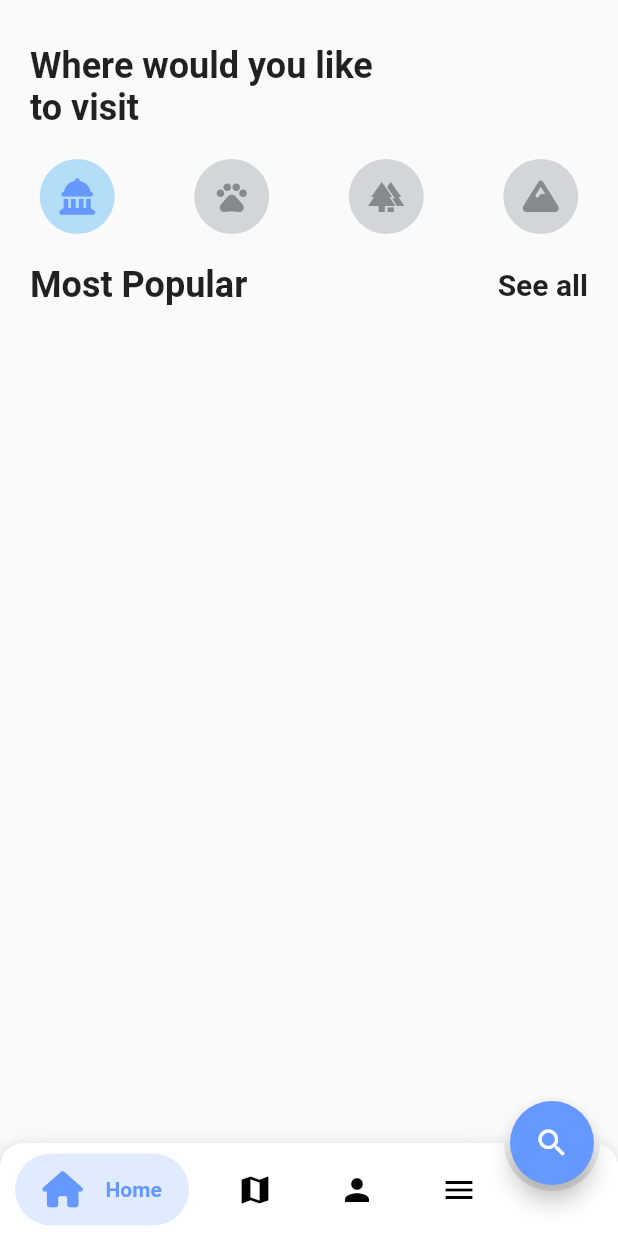
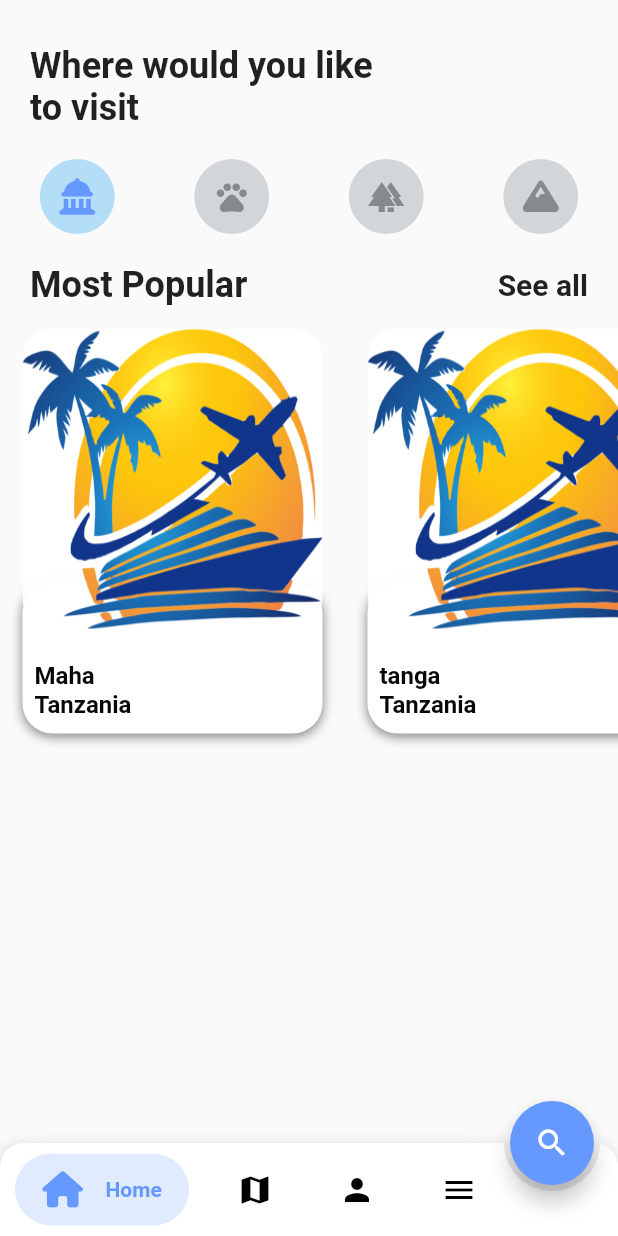
Before and after one commit to adammushy/tour_friend, a Flutter app: the HomePage screen opened directly, on a phone screen of 412 x 824 dp. Run offline on Flutter 3.47's test engine with Material 2 defaults, Android fonts, the phone set to English and light mode, and no system bars; drawn by our look-alikes of bubble_bottom_bar; our stand-ins replace font_awesome_flutter.

Commit message:
working on welcone page

```diff
--- a/lib/Components/homecontent.dart
+++ b/lib/Components/homecontent.dart
@@ -1,23 +1,34 @@
 class Destination {
   String imageUrl;
+  String name;
   String city;
-  String country;
   String description;
   // List<Activity> activities;
 
   Destination({
     required this.imageUrl,
+    required this.name,
     required this.city,
-    required this.country,
     required this.description,
     // required this.activities,
   });
 }
 
-List<Destination> destination = [
+List<Destination> destinations = [
   Destination(
       imageUrl: 'assets/tour.png',
-      city: 'tanga',
-      country: 'Tanzania',
+      name: 'Maha',
+      city: 'Tanzania',
       description: 'hellow welcome in tanga'),
+      Destination(
+      imageUrl: 'assets/tour.png',
+      name: 'tanga',
+      city: 'Tanzania',
+      description: 'hellow welcome in tanga'),
+Destination(
+      imageUrl: 'assets/tour.png',
+      name: 'tanga',
+      city: 'Tanzania',
+      description: 'hellow welcome in tanga'),
+
 ];
--- a/lib/Views/detailScreen.dart
+++ b/lib/Views/detailScreen.dart
@@ -2,6 +2,8 @@
 import 'package:flutter/material.dart';
 import 'package:flutter/src/widgets/framework.dart';
 import 'package:flutter/src/widgets/placeholder.dart';
+import 'package:font_awesome_flutter/font_awesome_flutter.dart';
+import '';
 
 class DetailScreen extends StatelessWidget {
   final String name;
@@ -20,6 +22,7 @@ class DetailScreen extends StatelessWidget {
   @override
   Widget build(BuildContext context) {
     return Scaffold(body: Column(children: [
+
       Text(name),
       Image.asset(imageUrl),
           Text(location),
@@ -27,4 +30,6 @@ class DetailScreen extends StatelessWidget {
 
     ],),);
   }
+
+
 }
--- a/lib/Views/homescreen.dart
+++ b/lib/Views/homescreen.dart
@@ -152,7 +152,7 @@ class _HomePageState extends State<HomePage> with TickerProviderStateMixin {
         "Where would you like to visit",
         style: Theme.of(context)
             .textTheme
-            .headline5
+            .headlineSmall
             ?.copyWith(fontWeight: FontWeight.bold),
       ),
     );
--- a/lib/Views/servicescreen.dart
+++ b/lib/Views/servicescreen.dart
@@ -2,7 +2,7 @@ import 'package:bubble_bottom_bar/bubble_bottom_bar.dart';
 import 'package:flutter/material.dart';
 import 'package:font_awesome_flutter/font_awesome_flutter.dart';
 import 'package:tour_friend/Views/homescreen.dart';
-import 'package:tour_friend/welcome.dart';
+import 'package:tour_friend/Views/welcome.dart';
 import 'package:tour_friend/Views/nationalparkscreen.dart';
 import 'package:tour_friend/Views/historicalsite.dart';
 // import 'package:tour_friend/Views/homescreen.dart';
--- a/lib/Views/splashscreen.dart
+++ b/lib/Views/splashscreen.dart
@@ -1,7 +1,7 @@
 import 'dart:async';
 import 'package:flutter/material.dart';
 import 'package:tour_friend/Views/homescreen.dart';
-import 'package:tour_friend/welcome.dart';
+import 'package:tour_friend/Views/welcome.dart';
 import 'package:tour_friend/Views/servicescreen.dart';
 import 'dart:math';
 
@@ -29,7 +29,7 @@ class _SplashScreenState extends State<SplashScreen>
       const Duration(seconds: 10),
       () => Navigator.of(context).pushReplacement(
         MaterialPageRoute(
-          builder: (BuildContext context) => const HomePage(),
+          builder: (BuildContext context) => const Welcome(),
         ),
       ),
     );
--- /dev/null
+++ b/lib/Views/welcome.dart
@@ -0,0 +1,45 @@
+import 'package:flutter/material.dart';
+import '../widgets/data.dart';
+import '../Views/homescreen.dart';
+
+class Welcome extends StatefulWidget {
+  const Welcome({super.key});
+
+  @override
+  State<Welcome> createState() => _WelcomeState();
+}
+
+class _WelcomeState extends State<Welcome> {
+  @override
+  Widget build(BuildContext context) {
+    // WelcomeContents welcomeContents = welcomecontents;
+    return Scaffold(
+      body: Column(children: [
+        Text(welcomecontents[0].heading),
+        SizedBox(
+          height: 50,
+        ),
+        Container(
+            height: 200,
+            width: 200,
+            child: Image.asset(welcomecontents[0].imageUrl)),
+        SizedBox(
+          height: 50,
+        ),
+        Text(welcomecontents[0].details),
+        SizedBox(
+          height: 20,
+        ),
+        ElevatedButton(
+          onPressed: () {
+            Navigator.push(
+                context, MaterialPageRoute(builder: (context) => HomePage()));
+          },
+          child: Text("START"),
+          style:
+              ElevatedButton.styleFrom(backgroundColor: Colors.green.shade500),
+        )
+      ]),
+    );
+  }
+}
--- a/lib/welcome.dart
+++ /dev/null
@@ -1,18 +0,0 @@
-import 'package:flutter/material.dart';
-
-class Welcome extends StatefulWidget {
-  const Welcome({super.key});
-
-  @override
-  State<Welcome> createState() => _WelcomeState();
-}
-
-class _WelcomeState extends State<Welcome> {
-  @override
-  Widget build(BuildContext context) {
-    return Scaffold(
-
-
-    );
-  }
-}
--- a/lib/widgets/data.dart
+++ b/lib/widgets/data.dart
@@ -0,0 +1,18 @@
+class WelcomeContents {
+  String heading;
+  String imageUrl;
+  String details;
+
+  WelcomeContents({
+    required this.heading,
+    required this.imageUrl,
+    required this.details,
+  });
+}
+
+List<WelcomeContents> welcomecontents = [
+  WelcomeContents(
+      heading: "Welcome",
+      imageUrl: 'assets/icons/tour.png',
+      details: "Experience the beauty of the country"),
+];
--- a/lib/widgets/mostpopular.dart
+++ b/lib/widgets/mostpopular.dart
@@ -2,6 +2,7 @@ import 'package:flutter/material.dart';
 import 'package:flutter/src/widgets/framework.dart';
 import 'package:flutter/src/widgets/placeholder.dart';
 import 'package:tour_friend/Views/homescreen.dart';
+import '../Views/detailScreen.dart';
 import '../Components/homecontent.dart';
 
 class MostPopular extends StatefulWidget {
@@ -42,10 +43,127 @@ class _MostPopularState extends State<MostPopular> {
           height: 300,
           child: Column(
             crossAxisAlignment: CrossAxisAlignment.center,
-            // children: [Expanded(child: ListView.builder(scrollDirection: Axis.horizontal,itemCount: destinations.length,itemBuilder: (context, index) {Destination destination = destinations[index]; return GestureDetector(onTap: Navigator.push(context, MaterialPageRoute(builder: (context)=>DestinationPage(destination: destination))),)} ),),),],
+            children: [
+              Expanded(
+                child: ListView.builder(
+                  itemCount: destinations.length,
+                  scrollDirection: Axis.horizontal,
+                  itemBuilder: ((context, index) {
+                    Destination destination = destinations[index];
+                    return GestureDetector(
+                      child: Padding(
+
+                        padding: EdgeInsets.all(15.0),
+                        child: Container(
+                          // decoration: BoxDecoration(boxShadow:[BoxShadow(color: Colors.grey.shade500,offset: Offset(0, 2.0),blurRadius: 6.0)]),
+
+                          child: Stack(
+
+                            children: [
+                              _whiteContainer(context, destination),
+                              _image(destination),
+                              _textInImg(destination, context)
+                            ],
+                          ),
+                        ),
+                      ),
+                    );
+                  }),
+                ),
+              )
+            ],
           ),
         )
       ],
     );
   }
+
+  Positioned _textInImg(Destination destination, BuildContext context) {
+    return Positioned(
+      top: 150,
+      left: 10,
+
+      child: Column(
+        crossAxisAlignment: CrossAxisAlignment.start,
+        children: [
+          Text(
+            "",
+            // "${destination.name}",
+            style: Theme.of(context)
+                .textTheme
+                .titleLarge
+                ?.copyWith(color: Colors.white, fontWeight: FontWeight.bold),
+          ),
+          Text(
+            " ",
+            // "${destination.city}",
+            style: Theme.of(context).textTheme.titleMedium?.copyWith(
+                color: Color.fromARGB(255, 8, 8, 8),
+                fontWeight: FontWeight.bold),
+          ),
+        ],
+      ),
+    );
+  }
+
+  Positioned _image(Destination destination) {
+    return Positioned(
+      child: Hero(
+
+        tag: destination.imageUrl,
+        child: ClipRRect(
+          borderRadius: BorderRadius.circular(20),
+          child: Image.asset(
+            "${destination.imageUrl}",
+            height: 200,
+            width: 200,
+            fit: BoxFit.fill,
+            color: Colors.white.withOpacity(0.9),
+            colorBlendMode: BlendMode.colorBurn,
+          ),
+        ),
+      ),
+    );
+  }
+
+  Positioned _whiteContainer(BuildContext context, Destination destination) {
+    return Positioned(
+      bottom: 0,
+      child: Container(
+        width: 200,
+        height: 100,
+        decoration: BoxDecoration(boxShadow: const [
+          BoxShadow(
+              color: Color.fromARGB(221, 119, 117, 117),
+              offset: Offset(0.0, 2.0),
+              blurRadius: 6.0)
+        ], color: Colors.white, borderRadius: BorderRadius.circular(20)),
+        child: Padding(
+          padding: const EdgeInsets.only(left: 8.0, bottom: 10),
+          child: Column(
+            mainAxisAlignment: MainAxisAlignment.end,
+            crossAxisAlignment: CrossAxisAlignment.start,
+            children: [
+               Text(
+            // " ",
+            "${destination.name}",
+            style: Theme.of(context).textTheme.titleMedium?.copyWith(
+                color: Color.fromARGB(255, 8, 8, 8), fontWeight: FontWeight.bold),
+          ), Text(
+            // " ",
+            "${destination.city}",
+            style: Theme.of(context).textTheme.titleMedium?.copyWith(
+                color: Color.fromARGB(255, 8, 8, 8), fontWeight: FontWeight.bold),
+          ),
+              // Text(
+              //   "${destination.description}",
+              //   style: Theme.of(context).textTheme.bodyLarge?.copyWith(
+              //       color: Colors.black, fontWeight: FontWeight.w600),
+              // ),
+            ],
+          ),
+        ),
+      ),
+    );
+  }
 }
```
Also changed, not shown: assets/icons/beach.png (added), assets/icons/mountain.png (added), assets/icons/nature1.png (added), assets/icons/nature3.png (added), 1 other file.
